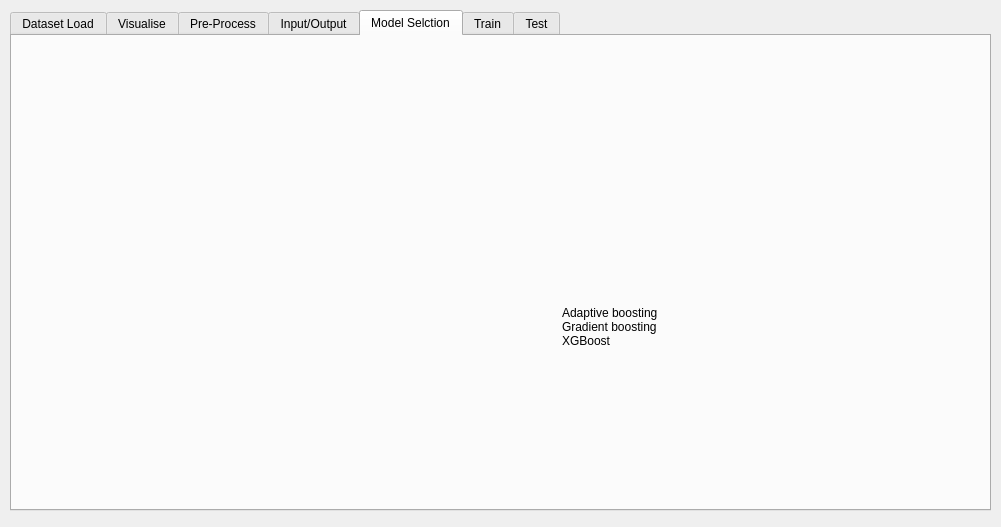
This is resources/ui/ml_gui.ui in matheusft/modelling_ml as Qt 5 draws it before an edit. The edited form follows.
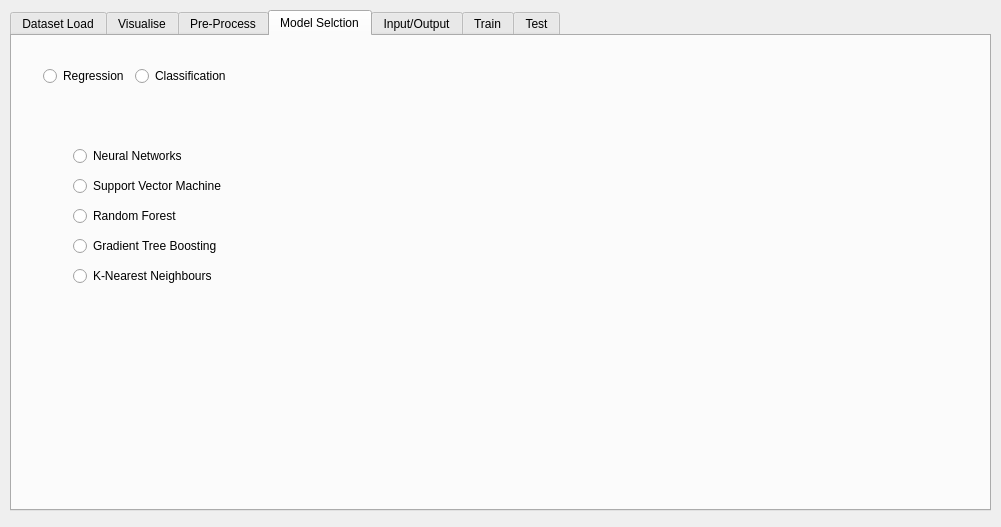
This is the edited form. The open tabs and pages were chosen to show the change. Icons and pictures are not drawn. Custom widgets are drawn as their Qt base class.

The edit to the form file:
```diff
--- a/resources/ui/ml_gui.ui
+++ b/resources/ui/ml_gui.ui
@@ -789,6 +789,176 @@
      </layout>
     </widget>
    </widget>
+   <widget class="QWidget" name="model_selection_tab">
+    <attribute name="title">
+     <string>Model Selction</string>
+    </attribute>
+    <widget class="QWidget" name="verticalLayoutWidget_2">
+     <property name="geometry">
+      <rect>
+       <x>31</x>
+       <y>30</y>
+       <width>541</width>
+       <height>411</height>
+      </rect>
+     </property>
+     <layout class="QVBoxLayout" name="verticalLayout_7">
+      <item>
+       <layout class="QHBoxLayout" name="horizontalLayout_8">
+        <item>
+         <widget class="QRadioButton" name="regression_selection_radioButton">
+          <property name="text">
+           <string>Regression</string>
+          </property>
+         </widget>
+        </item>
+        <item>
+         <widget class="QRadioButton" name="classification_selection_radioButton">
+          <property name="text">
+           <string>Classification</string>
+          </property>
+         </widget>
+        </item>
+        <item>
+         <spacer name="horizontalSpacer">
+          <property name="orientation">
+           <enum>Qt::Horizontal</enum>
+          </property>
+          <property name="sizeHint" stdset="0">
+           <size>
+            <width>40</width>
+            <height>20</height>
+           </size>
+          </property>
+         </spacer>
+        </item>
+       </layout>
+      </item>
+      <item>
+       <widget class="QStackedWidget" name="regression_and_classification_stackedWidget">
+        <property name="currentIndex">
+         <number>0</number>
+        </property>
+        <widget class="QWidget" name="page_regression">
+         <widget class="QStackedWidget" name="regression_parameters_stackedWidget">
+          <property name="geometry">
+           <rect>
+            <x>280</x>
+            <y>40</y>
+            <width>221</width>
+            <height>161</height>
+           </rect>
+          </property>
+          <widget class="QWidget" name="page_3"/>
+          <widget class="QWidget" name="page_4"/>
+         </widget>
+         <widget class="QWidget" name="verticalLayoutWidget_3">
+          <property name="geometry">
+           <rect>
+            <x>40</x>
+            <y>40</y>
+            <width>174</width>
+            <height>151</height>
+           </rect>
+          </property>
+          <layout class="QVBoxLayout" name="verticalLayout_9">
+           <item>
+            <widget class="QRadioButton" name="radioButton_5">
+             <property name="text">
+              <string>Neural Networks</string>
+             </property>
+            </widget>
+           </item>
+           <item>
+            <widget class="QRadioButton" name="radioButton_6">
+             <property name="text">
+              <string>Support Vector Machine</string>
+             </property>
+            </widget>
+           </item>
+           <item>
+            <widget class="QRadioButton" name="radioButton_7">
+             <property name="text">
+              <string>Random Forest</string>
+             </property>
+            </widget>
+           </item>
+           <item>
+            <widget class="QRadioButton" name="radioButton_8">
+             <property name="text">
+              <string>Gradient Boosting</string>
+             </property>
+            </widget>
+           </item>
+          </layout>
+         </widget>
+        </widget>
+        <widget class="QWidget" name="page_classification">
+         <widget class="QStackedWidget" name="classification_parameters_stackedWidget">
+          <property name="geometry">
+           <rect>
+            <x>340</x>
+            <y>40</y>
+            <width>221</width>
+            <height>161</height>
+           </rect>
+          </property>
+          <widget class="QWidget" name="page_5"/>
+          <widget class="QWidget" name="page_6"/>
+         </widget>
+         <widget class="QWidget" name="verticalLayoutWidget_4">
+          <property name="geometry">
+           <rect>
+            <x>30</x>
+            <y>50</y>
+            <width>174</width>
+            <height>151</height>
+           </rect>
+          </property>
+          <layout class="QVBoxLayout" name="verticalLayout_10">
+           <item>
+            <widget class="QRadioButton" name="radioButton_9">
+             <property name="text">
+              <string>Neural Networks</string>
+             </property>
+            </widget>
+           </item>
+           <item>
+            <widget class="QRadioButton" name="radioButton_10">
+             <property name="text">
+              <string>Support Vector Machine</string>
+             </property>
+            </widget>
+           </item>
+           <item>
+            <widget class="QRadioButton" name="radioButton_11">
+             <property name="text">
+              <string>Random Forest</string>
+             </property>
+            </widget>
+           </item>
+           <item>
+            <widget class="QRadioButton" name="radioButton_12">
+             <property name="text">
+              <string>Gradient Tree Boosting</string>
+             </property>
+            </widget>
+           </item>
+           <item>
+            <widget class="QRadioButton" name="radioButton_13">
+             <property name="text">
+              <string>K-Nearest Neighbours</string>
+             </property>
+            </widget>
+           </item>
+          </layout>
+         </widget>
+        </widget>
+       </widget>
+      </item>
+     </layout>
+    </widget>
+   </widget>
    <widget class="QWidget" name="inputoutput_tab">
     <attribute name="title">
      <string>Input/Output</string>
@@ -922,26 +1092,6 @@
      </layout>
     </widget>
    </widget>
-   <widget class="QWidget" name="model_selection_tab">
-    <attribute name="title">
-     <string>Model Selction</string>
-    </attribute>
-    <widget class="QLabel" name="label">
-     <property name="geometry">
-      <rect>
-       <x>550</x>
-       <y>220</y>
-       <width>181</width>
-       <height>141</height>
-      </rect>
-     </property>
-     <property name="text">
-      <string>Adaptive boosting
-Gradient boosting
-XGBoost</string>
-     </property>
-    </widget>
-   </widget>
    <widget class="QWidget" name="train_tab">
     <attribute name="title">
      <string>Train</string>
```
Left out of the diff: 10 changed lines with no effect on the pictures.
